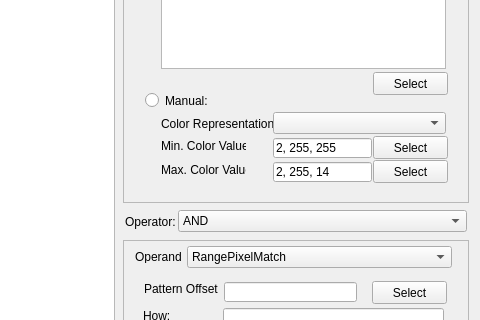
Above: expbuilder/ui/mainwindow.ui from ScottAllSet/imgexp before the change; both pictures show x 634 to 1114 and y 240 to 560 of the 1114 by 874 pixel window. Below: the same form after it.
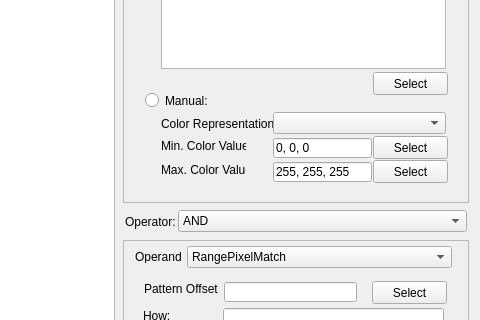
That is the form after the change.

Patch:
```diff
--- a/expbuilder/ui/mainwindow.ui
+++ b/expbuilder/ui/mainwindow.ui
@@ -534,7 +534,7 @@
                 </rect>
                </property>
                <property name="text">
-                <string>2, 255, 14</string>
+                <string>255, 255, 255</string>
                </property>
               </widget>
               <widget class="QLabel" name="label_14">
@@ -603,7 +603,7 @@
                 </rect>
                </property>
                <property name="text">
-                <string>2, 255, 255</string>
+                <string>0, 0, 0</string>
                </property>
               </widget>
               <widget class="QLabel" name="label_15">
```
